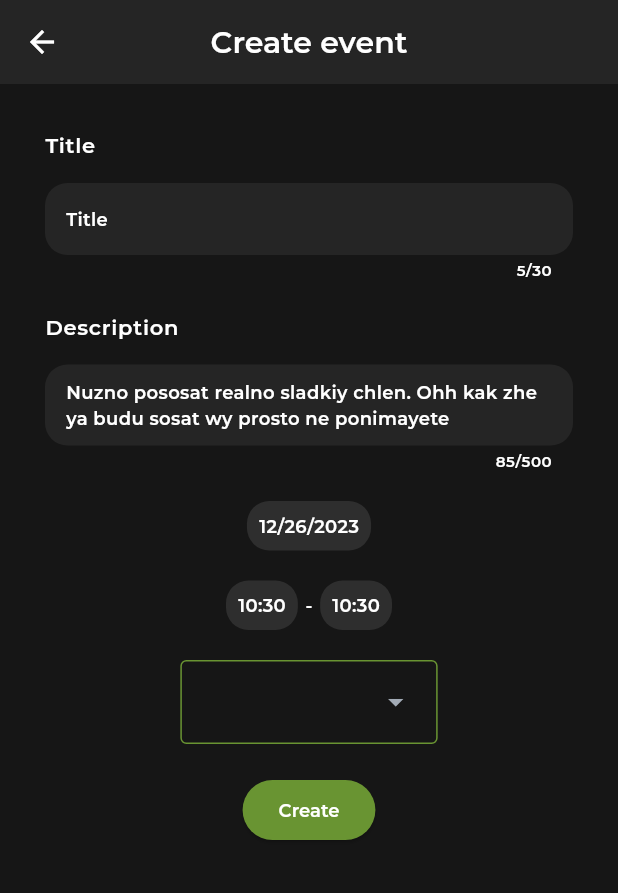
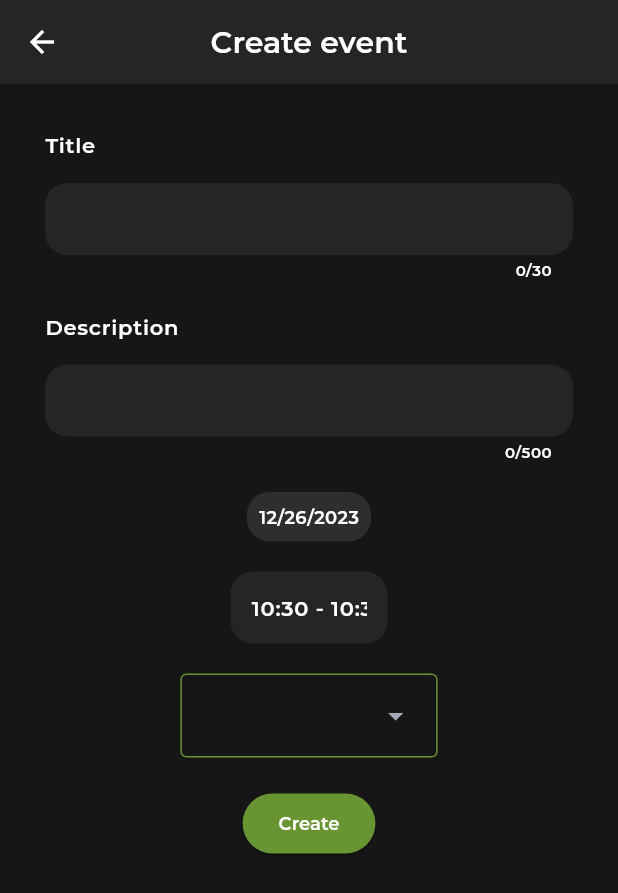
Before and after one commit to gusamyky/planner_app, a Flutter app: the CreateEditEventPage screen opened by its route, on a phone screen of 412 x 824 dp. Shown: the top 893 px of the screen. Run offline on Flutter 3.47's test engine with Material 3 defaults, Android fonts, the phone set to English and light mode, and no system bars; our stand-ins replace auto_route, equatable, flutter_bloc, flutter_svg, freezed_annotation, get_it; generated files the repository leaves out were written again; Roboto replaces fonts that are missing (Poppins); project files that could hold a hidden picture were left out.

Commit message:
create event ui

```diff
--- a/lib/main.dart
+++ b/lib/main.dart
@@ -8,3 +8,9 @@ void main() async {
 
   runApp(App());
 }
+
+//main page - 2 days near
+//today page - today
+//month - month
+//all - all
+//main storage -> cubits for every event list page
--- a/lib/src/domain/entities/event.dart
+++ b/lib/src/domain/entities/event.dart
@@ -13,11 +13,12 @@ class Event extends Equatable {
 
   final String title;
   final String description;
-  final EventStatus status;
-  final DateTime date;
+  final EventStatus status; //json converter string to status (local base)
+  final DateTime date; //same with all dates
   final DateTime timeFrom;
   final DateTime timeTo;
 
   @override
-  List<Object?> get props => [title, description, status, date];
+  List<Object?> get props =>
+      [title, description, status, date, timeFrom, timeTo];
 }
--- a/lib/src/modules/pages/event/create_edit_event/create_edit_event.dart
+++ b/lib/src/modules/pages/event/create_edit_event/create_edit_event.dart
@@ -1,13 +1,14 @@
-import 'dart:developer';
-
 import 'package:auto_route/auto_route.dart';
 import 'package:flutter/material.dart';
+import 'package:flutter_bloc/flutter_bloc.dart';
+import 'package:planner_app/injector.dart';
 import 'package:planner_app/src/config/styles/app_colors.dart';
 import 'package:planner_app/src/config/styles/palette.dart';
 import 'package:planner_app/src/core/helpers/date_time_extensions.dart';
 import 'package:planner_app/src/core/utils/constants.dart';
 import 'package:planner_app/src/domain/entities/event.dart';
 import 'package:flutter_gen/gen_l10n/app_localizations.dart';
+import 'package:planner_app/src/modules/pages/event/create_edit_event/cubit/create_edit_event_cubit.dart';
 import 'package:planner_app/src/widgets/custom_scaffold.dart';
 import 'package:planner_app/src/widgets/custom_text_field.dart';
 import 'package:planner_app/src/widgets/time_range_picker.dart';
@@ -19,6 +20,10 @@ class CreateEditEventPage extends StatelessWidget {
 
   @override
   Widget build(BuildContext context) {
+    return BlocProvider<CreateEditEventCubit>(
+      create: (context) => sl<CreateEditEventCubit>(),
+      child: BlocBuilder<CreateEditEventCubit, CreateEditEventState>(
+        builder: (context, state) {
           return CustomScaffold(
             appBarTitle: event == null
                 ? AppLocalizations.of(context)!.create_event
@@ -34,10 +39,13 @@ class CreateEditEventPage extends StatelessWidget {
                     ),
                   ),
                   const SizedBox(height: Constants.padding15),
-            const CustomTextField(
+                  CustomTextField(
                     maxLines: 1,
-              text: 'Title',
+                    text: event?.title,
                     isTitle: true,
+                    onChanged: (title) => context
+                        .read<CreateEditEventCubit>()
+                        .onTitleChanged(title),
                   ),
                   const SizedBox(height: Constants.space20),
                   Align(
@@ -48,14 +56,21 @@ class CreateEditEventPage extends StatelessWidget {
                     ),
                   ),
                   const SizedBox(height: Constants.padding15),
-            const CustomTextField(
+                  CustomTextField(
                     maxLines: 8,
-                text:
-                    'Nuzno pososat realno sladkiy chlen. Ohh kak zhe ya budu sosat wy prosto ne ponimayete'),
+                    text: event?.description,
+                    onChanged: (description) => context
+                        .read<CreateEditEventCubit>()
+                        .onDescriptionChanged(description),
+                  ),
                   const SizedBox(height: Constants.padding20),
                   _DateIndicator(event: event),
                   const SizedBox(height: Constants.padding20),
-            const _TimeIndicator(),
+                  _TimeRangePicker(
+                    timeFrom: state.timeFrom,
+                    timeTo: state.timeTo,
+                  ),
+                  //const _TimeIndicator(),
                   const SizedBox(height: Constants.padding20),
                   _StatusPicker(
                     currentStatus: event?.status ?? EventStatus.todo,
@@ -64,6 +79,9 @@ class CreateEditEventPage extends StatelessWidget {
                   _SaveEditButton(),
                 ],
               ),
+            ),
+          );
+        },
       ),
     );
   }
@@ -137,7 +155,9 @@ class _DateIndicator extends StatelessWidget {
           ),
           child: Padding(
             padding: const EdgeInsets.all(Constants.space8),
-            child: Text(event == null ? DateTime.now().yMd : event!.date.yMd),
+            child: Text(event == null
+                ? context.read<CreateEditEventCubit>().state.eventDate.yMd
+                : event!.date.yMd),
           )),
       onTap: () async {
         final result = await showDatePicker(
@@ -156,7 +176,9 @@ class _DateIndicator extends StatelessWidget {
           firstDate: DateTime.now(),
           lastDate: DateTime.now().add(const Duration(days: 365)),
         );
-        if (result != null && context.mounted) {}
+        if (result != null && context.mounted) {
+          context.read<CreateEditEventCubit>().onDateChanged(result);
+        }
       },
     );
   }
@@ -168,29 +190,40 @@ class _TimeIndicator extends StatelessWidget {
 
   @override
   Widget build(BuildContext context) {
+    return BlocBuilder<CreateEditEventCubit, CreateEditEventState>(
+      builder: (context, state) {
         return GestureDetector(
           onTap: () async {
-        DateTime now = DateTime.now();
             await TimeRangePickerWidget.show(
               context: context,
-          initialStartTime: DateTime(now.year, now.month, now.day, now.hour,
-              (now.minute - (now.minute % 5)).toInt()),
-          initialEndTime: DateTime(now.year, now.month, now.day, now.hour,
-              (now.minute - (now.minute % 5)).toInt() + 30),
-          onStartTimeChanged: (p0) {},
-          onEndTimeChanged: (p0) {},
+              initialStartTime: event != null
+                  ? event!.timeFrom
+                  : context.read<CreateEditEventCubit>().state.timeFrom,
+              initialEndTime: event != null
+                  ? event!.timeTo
+                  : context.read<CreateEditEventCubit>().state.timeTo,
+              onStartTimeChanged: (timeFrom) {},
+              onEndTimeChanged: (timeTo) {},
             );
           },
           child: Row(
             mainAxisSize: MainAxisSize.min,
             children: [
-          _TimePicker(time: event?.timeFrom),
+              _TimePicker(
+                  time: event != null
+                      ? event!.timeFrom
+                      : context.read<CreateEditEventCubit>().state.timeFrom),
               const SizedBox(width: Constants.space5),
               const Text('-'),
               const SizedBox(width: Constants.space5),
-          _TimePicker(time: event?.timeTo)
+              _TimePicker(
+                  time: event != null
+                      ? event!.timeTo
+                      : context.read<CreateEditEventCubit>().state.timeTo)
             ],
           ),
+        );
+      },
     );
   }
 }
@@ -242,28 +275,23 @@ class _StatusPickerState extends State<_StatusPicker> {
         label: AppLocalizations.of(context)!.story,
       ),
     ];
-    var dropDownValue = entries.firstWhere(
-      (element) => element.value == widget.currentStatus,
-    );
     return DropdownMenu(
       initialSelection:
           entries.where((element) => element.value == widget.currentStatus),
       dropdownMenuEntries: entries,
       textStyle: Theme.of(context).textTheme.bodySmall!.copyWith(
-          color: dropDownValue.value == EventStatus.todo
+          color: context.read<CreateEditEventCubit>().state.eventStatus ==
+                  EventStatus.todo
               ? Palette.toDoColor
-              : dropDownValue.value == EventStatus.done
+              : context.read<CreateEditEventCubit>().state.eventStatus ==
+                      EventStatus.done
                   ? Palette.doneColor
-                  : dropDownValue.value == EventStatus.inProgress
+                  : context.read<CreateEditEventCubit>().state.eventStatus ==
+                          EventStatus.inProgress
                       ? Palette.inProgressColor
                       : Palette.storyColor),
-      onSelected: (value) {
-        setState(() {
-          dropDownValue =
-              entries.firstWhere((element) => element.value == value);
-        });
-        log(dropDownValue.value.toString());
-      },
+      onSelected: (value) =>
+          context.read<CreateEditEventCubit>().onStatusChanged(value),
     );
   }
 }
@@ -275,9 +303,63 @@ class _SaveEditButton extends StatelessWidget {
   @override
   Widget build(BuildContext context) {
     return ElevatedButton(
-        onPressed: () {},
+        onPressed: () => context.read<CreateEditEventCubit>().onCreateEvent(),
         child: Text(isEditing
             ? AppLocalizations.of(context)!.edit
             : AppLocalizations.of(context)!.create));
   }
 }
+
+class _TimeRangePicker extends StatefulWidget {
+  const _TimeRangePicker({required this.timeFrom, required this.timeTo});
+
+  final DateTime timeFrom;
+  final DateTime timeTo;
+
+  @override
+  State<_TimeRangePicker> createState() => _TimeRangePickerState();
+}
+
+class _TimeRangePickerState extends State<_TimeRangePicker> {
+  late final TextEditingController controller;
+
+  @override
+  void initState() {
+    super.initState();
+    controller = TextEditingController();
+  }
+
+  @override
+  void dispose() {
+    controller.dispose();
+    super.dispose();
+  }
+
+  @override
+  Widget build(BuildContext context) {
+    controller.text = '${widget.timeFrom.hm} - ${widget.timeTo.hm}';
+    return Padding(
+      padding: EdgeInsets.symmetric(
+        horizontal: MediaQuery.of(context).size.width * 0.3,
+      ),
+      child: TextField(
+        controller: controller,
+        readOnly: true,
+        onTap: () async {
+          var start = context.read<CreateEditEventCubit>().state.timeFrom;
+          var end = context.read<CreateEditEventCubit>().state.timeTo;
+          await TimeRangePickerWidget.show(
+            context: context,
+            initialStartTime: start,
+            initialEndTime: end,
+            onStartTimeChanged: (value) => start = value,
+            onEndTimeChanged: (value) => end = value,
+          );
+          if (context.mounted) {
+            context.read<CreateEditEventCubit>().onTimeChanged(start, end);
+          }
+        },
+      ),
+    );
+  }
+}
--- a/lib/src/modules/pages/event/create_edit_event/cubit/create_edit_event_cubit.dart
+++ b/lib/src/modules/pages/event/create_edit_event/cubit/create_edit_event_cubit.dart
@@ -1,3 +1,5 @@
+import 'dart:developer';
+
 import 'package:freezed_annotation/freezed_annotation.dart';
 import 'package:planner_app/src/domain/entities/event.dart';
 import 'package:flutter_bloc/flutter_bloc.dart';
@@ -8,9 +10,20 @@ part 'create_edit_event_cubit.freezed.dart';
 class CreateEditEventCubit extends Cubit<CreateEditEventState> {
   CreateEditEventCubit()
       : super(CreateEditEventState.initial(
-            eventDate: DateTime.now(),
-            timeFrom: DateTime.now(),
-            timeTo: DateTime.now()));
+          eventDate: DateTime.now(),
+          timeFrom: DateTime(
+              DateTime.now().year,
+              DateTime.now().month,
+              DateTime.now().day,
+              DateTime.now().hour,
+              (DateTime.now().minute - (DateTime.now().minute % 5)).toInt()),
+          timeTo: DateTime(
+              DateTime.now().year,
+              DateTime.now().month,
+              DateTime.now().day,
+              DateTime.now().hour,
+              (DateTime.now().minute - (DateTime.now().minute % 5)).toInt()),
+        ));
 
   void onTitleChanged(String title) => emit(state.copyWith(eventTitle: title));
 
@@ -19,12 +32,25 @@ class CreateEditEventCubit extends Cubit<CreateEditEventState> {
 
   void onDateChanged(DateTime date) => emit(state.copyWith(eventDate: date));
 
-  void onTimeFromChanged(DateTime timeFrom) =>
-      emit(state.copyWith(timeFrom: timeFrom));
-
-  void onTimeToChanged(DateTime timeTo) =>
-      emit(state.copyWith(timeFrom: timeTo));
+  void onTimeChanged(DateTime start, DateTime end) {
+    final startTime = DateTime(state.eventDate.year, state.eventDate.month,
+        state.eventDate.day, start.hour, start.minute);
+    final endTime = DateTime(state.eventDate.year, state.eventDate.month,
+        state.eventDate.day, end.hour, end.minute);
+    emit(state.copyWith(timeFrom: startTime, timeTo: endTime));
+  }
 
   void onStatusChanged(EventStatus status) =>
       emit(state.copyWith(eventStatus: status));
+
+  void onCreateEvent() {
+    final newEvent = Event(
+        title: state.eventTitle,
+        description: state.eventDescription,
+        status: state.eventStatus,
+        date: state.eventDate,
+        timeFrom: state.timeFrom,
+        timeTo: state.timeTo);
+    log(newEvent.toString());
+  }
 }
--- a/lib/src/widgets/custom_text_field.dart
+++ b/lib/src/widgets/custom_text_field.dart
@@ -1,11 +1,18 @@
 import 'package:flutter/material.dart';
 
 class CustomTextField extends StatelessWidget {
-  const CustomTextField(
-      {this.text, this.maxLines = 1, this.isTitle = false, super.key});
+  const CustomTextField({
+    this.text,
+    this.onChanged,
+    this.maxLines = 1,
+    this.isTitle = false,
+    super.key,
+  });
+
   final int maxLines;
   final String? text;
   final bool isTitle;
+  final void Function(String)? onChanged;
 
   @override
   Widget build(BuildContext context) {
@@ -15,6 +22,7 @@ class CustomTextField extends StatelessWidget {
       style: Theme.of(context).textTheme.bodyMedium,
       minLines: 1,
       maxLength: isTitle ? 30 : 500,
+      onChanged: onChanged,
     );
   }
 }
--- a/lib/src/widgets/time_range_picker.dart
+++ b/lib/src/widgets/time_range_picker.dart
@@ -64,6 +64,10 @@ class _TimeRangePickerDialog extends StatelessWidget {
                     onDateTimeChanged: onEndTimeChanged,
                   ),
                 ),
+                TextButton(
+                  onPressed: () => context.router.pop(),
+                  child: const Text('OK'),
+                ),
               ],
             ),
           ),
```
Also changed, not shown: lib/injector.dart (+3 -4 lines). Lines whose indentation alone changed are shown as unchanged.
